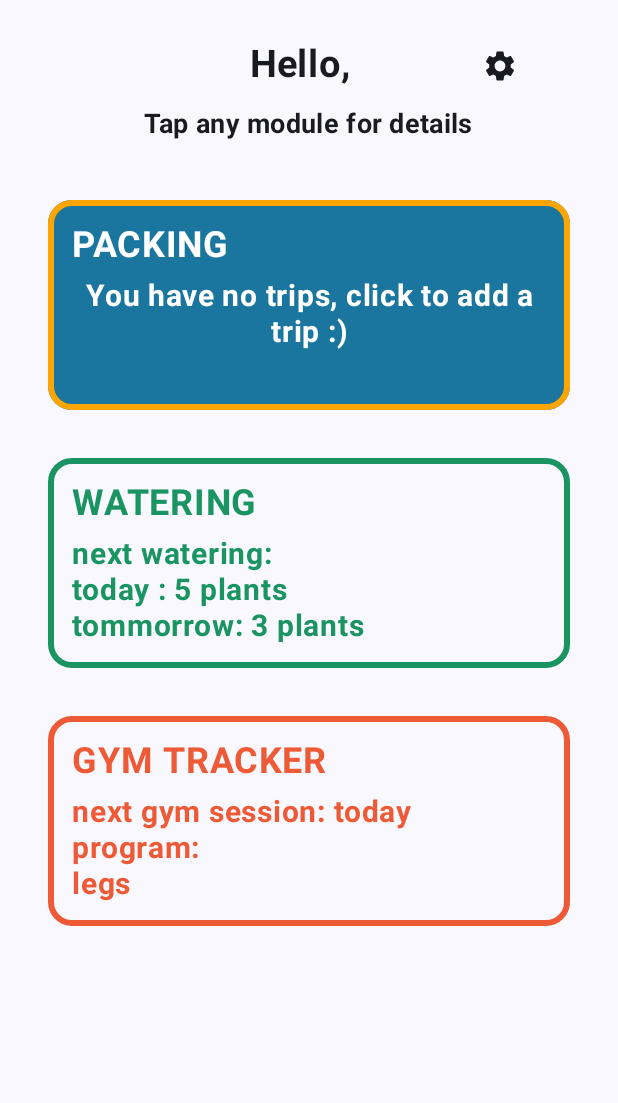
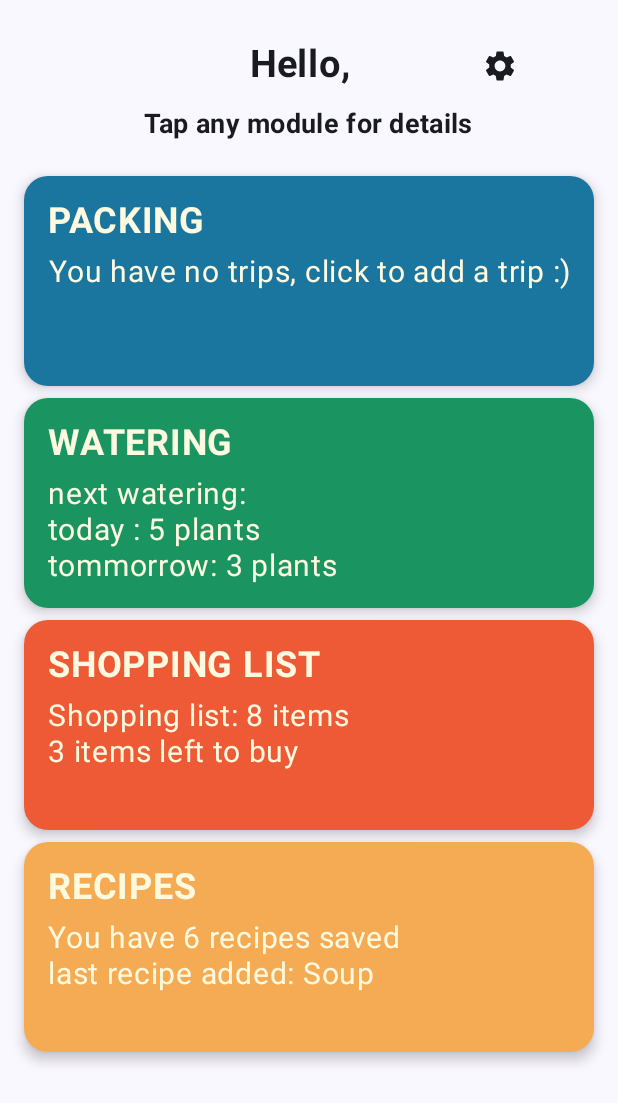
Before and after one commit to lukaschymcak/Android_TaskApp, an Android app built with Jetpack Compose: the home_screen screen opened through its navigation route, on a phone screen of 412 x 824 dp. Shown: the top 1103 px of the screen. Run offline under Robolectric (Android 15) with nearby library versions, the phone set to English and light mode, and no system bars.

Commit message:
ui changes

```diff
--- a/app/src/main/java/com/example/navigation/Modules/BagModule.kt
+++ b/app/src/main/java/com/example/navigation/Modules/BagModule.kt
@@ -15,6 +15,8 @@ import androidx.compose.foundation.shape.RoundedCornerShape
 import androidx.compose.material.icons.Icons
 import androidx.compose.material.icons.filled.Add
 import androidx.compose.material.icons.filled.Delete
+import androidx.compose.material.icons.outlined.Delete
+import androidx.compose.material.icons.twotone.Delete
 import androidx.compose.material3.Button
 import androidx.compose.material3.ButtonDefaults
 import androidx.compose.material3.Card
--- a/app/src/main/java/com/example/navigation/Modules/PackingModule.kt
+++ b/app/src/main/java/com/example/navigation/Modules/PackingModule.kt
@@ -6,17 +6,23 @@ import androidx.compose.foundation.layout.fillMaxWidth
 import androidx.compose.foundation.layout.height
 import androidx.compose.foundation.layout.padding
 import androidx.compose.foundation.shape.RoundedCornerShape
+import androidx.compose.material.icons.Icons
 import androidx.compose.material3.Card
 import androidx.compose.material3.CardDefaults
+import androidx.compose.material3.ElevatedCard
+import androidx.compose.material3.Icon
 import androidx.compose.material3.Text
+import androidx.compose.material3.surfaceColorAtElevation
 import androidx.compose.runtime.Composable
 import androidx.compose.ui.Alignment
 import androidx.compose.ui.Modifier
+import androidx.compose.ui.draw.shadow
 import androidx.compose.ui.graphics.Color
 import androidx.compose.ui.text.font.FontWeight
 import androidx.compose.ui.text.style.TextAlign
 import androidx.compose.ui.unit.dp
 import androidx.compose.ui.unit.sp
+import com.example.navigation.ui.theme.OurBeige
 import com.example.navigation.ui.theme.OurOrange
 import com.example.navigation.ui.theme.OurPackingBlue
 import com.example.navigation.ui.theme.OurYellow
@@ -27,20 +33,23 @@ fun PackingModule(
     onClick: () -> Unit,
     tripName: String?,
     packingPercentage: Int
+) {
 
+    ElevatedCard(
+        elevation = CardDefaults.cardElevation(
+            defaultElevation = 5.dp
+        ),
+        shape = RoundedCornerShape(16.dp),
 
-) {
-    Card(
-        shape = RoundedCornerShape(16.dp),
         colors = CardDefaults.cardColors(
             containerColor = OurPackingBlue,
         ),
         modifier = Modifier
-            .padding(16.dp)
+            .padding(0.dp)
             .fillMaxWidth()
             .height(140.dp)
-            .clickable { onClick() },
-        border = BorderStroke(4.dp, OurOrange)
+            .clickable { onClick() }
+        //border = BorderStroke(5.dp, OurPackingBlue)
     ) {
         Column(
             modifier = Modifier
@@ -53,32 +62,32 @@ fun PackingModule(
                 fontSize = 24.sp,
                 fontWeight = FontWeight.Bold,
                 textAlign = TextAlign.Start,
-                color = Color.White
+                color = OurBeige
             )
             Spacer(modifier = Modifier.height(8.dp))
             if (tripName == null) {
                 Text(
                     text ="You have no trips, click to add a trip :)",
                     fontSize = 20.sp,
-                    fontWeight = FontWeight.Bold,
+                    //fontWeight = FontWeight.Bold,
                     textAlign = TextAlign.Center,
-                    color = Color.White
+                    color = OurBeige
                 )
             } else {
                 Text(
                     text = "Next trip: $tripName",
                     fontSize = 20.sp,
-                    fontWeight = FontWeight.Bold,
+                    //fontWeight = FontWeight.Bold,
                     textAlign = TextAlign.Left,
-                    color = Color.White
+                    color = OurBeige
                 )
                 Spacer(modifier = Modifier.height(8.dp))
                 Text(
                     text = "Packed: $packingPercentage%",
                     fontSize = 20.sp,
-                    fontWeight = FontWeight.Bold,
+                    //fontWeight = FontWeight.Bold,
                     textAlign = TextAlign.Left,
-                    color = Color.White
+                    color = OurBeige
                 )
             }
         }
--- a/app/src/main/java/com/example/navigation/Modules/GymModule.kt
+++ b/app/src/main/java/com/example/navigation/Modules/RecipeModule.kt
@@ -1,4 +1,5 @@
 package com.example.navigation.Modules
+
 
 import androidx.compose.foundation.BorderStroke
 import androidx.compose.foundation.layout.Column
@@ -10,30 +11,35 @@ import androidx.compose.foundation.layout.wrapContentHeight
 import androidx.compose.foundation.shape.RoundedCornerShape
 import androidx.compose.material3.Card
 import androidx.compose.material3.CardDefaults
+import androidx.compose.material3.ElevatedCard
 import androidx.compose.material3.Text
 import androidx.compose.runtime.Composable
 import androidx.compose.ui.Alignment
 import androidx.compose.ui.Modifier
-import androidx.compose.ui.graphics.Color
 import androidx.compose.ui.text.font.FontWeight
 import androidx.compose.ui.text.style.TextAlign
 import androidx.compose.ui.unit.dp
 import androidx.compose.ui.unit.sp
-import com.example.navigation.ui.theme.OurRed
+import com.example.navigation.ui.theme.OurBeige
+import com.example.navigation.ui.theme.OurYellow
 
 
 @Composable
-fun GymModuleExample() {
-    Card(
+fun RecipeModuleExample() {
+    ElevatedCard(
+        elevation = CardDefaults.cardElevation(
+            defaultElevation = 5.dp
+        ),
         shape = RoundedCornerShape(16.dp),
         colors = CardDefaults.cardColors(
-            containerColor = Color.Transparent,
+            containerColor = OurYellow,
         ),
         modifier = Modifier
-            .padding(16.dp)
+            .padding(0.dp)
             .fillMaxWidth()
-            .wrapContentHeight(),
-        border = BorderStroke(4.dp, OurRed)
+            .wrapContentHeight()
+            .height(140.dp),
+        //border = BorderStroke(4.dp, OurYellow)
     ) {
         Column(
             modifier = Modifier
@@ -42,33 +48,26 @@ fun GymModuleExample() {
             horizontalAlignment = Alignment.Start
         ) {
             Text(
-                text = "GYM TRACKER",
+                text = "RECIPES",
                 fontSize = 24.sp,
                 fontWeight = FontWeight.Bold,
                 textAlign = TextAlign.Start,
-                color = OurRed
+                color = OurBeige
             )
             Spacer(modifier = Modifier.height(8.dp))
             Text(
-                text = "next gym session: today",
+                text = "You have 6 recipes saved",
                 fontSize = 20.sp,
-                fontWeight = FontWeight.Bold,
+                //fontWeight = FontWeight.Bold,
                 textAlign = TextAlign.Left,
-                color = OurRed
+                color = OurBeige
             )
             Text(
-                text = "program:",
+                text = "last recipe added: Soup",
                 fontSize = 20.sp,
-                fontWeight = FontWeight.Bold,
+                //fontWeight = FontWeight.Bold,
                 textAlign = TextAlign.Left,
-                color = OurRed
-            )
-            Text(
-                text = "legs",
-                fontSize = 20.sp,
-                fontWeight = FontWeight.Bold,
-                textAlign = TextAlign.Left,
-                color = OurRed
+                color = OurBeige
             )
         }
     }
--- a/app/src/main/java/com/example/navigation/Modules/PillModule.kt
+++ b/app/src/main/java/com/example/navigation/Modules/ShoppingModule.kt
@@ -1,5 +1,4 @@
 package com.example.navigation.Modules
-
 
 import androidx.compose.foundation.BorderStroke
 import androidx.compose.foundation.layout.Column
@@ -11,31 +10,35 @@ import androidx.compose.foundation.layout.wrapContentHeight
 import androidx.compose.foundation.shape.RoundedCornerShape
 import androidx.compose.material3.Card
 import androidx.compose.material3.CardDefaults
+import androidx.compose.material3.ElevatedCard
 import androidx.compose.material3.Text
 import androidx.compose.runtime.Composable
 import androidx.compose.ui.Alignment
 import androidx.compose.ui.Modifier
-import androidx.compose.ui.graphics.Color
 import androidx.compose.ui.text.font.FontWeight
 import androidx.compose.ui.text.style.TextAlign
 import androidx.compose.ui.unit.dp
 import androidx.compose.ui.unit.sp
-import com.example.navigation.ui.theme.OurBlue
-
+import com.example.navigation.ui.theme.OurBeige
+import com.example.navigation.ui.theme.OurRed
 
 
 @Composable
-fun PillModuleExample() {
-    Card(
+fun ShoppingModuleExample() {
+    ElevatedCard(
+        elevation = CardDefaults.cardElevation(
+            defaultElevation = 5.dp
+        ),
         shape = RoundedCornerShape(16.dp),
         colors = CardDefaults.cardColors(
-            containerColor = Color.Transparent,
+            containerColor = OurRed,
         ),
         modifier = Modifier
-            .padding(16.dp)
+            .padding(0.dp)
             .fillMaxWidth()
-            .wrapContentHeight(),
-        border = BorderStroke(4.dp, OurBlue)
+            .wrapContentHeight()
+            .height(140.dp),
+        //border = BorderStroke(4.dp, OurRed)
     ) {
         Column(
             modifier = Modifier
@@ -44,33 +47,26 @@ fun PillModuleExample() {
             horizontalAlignment = Alignment.Start
         ) {
             Text(
-                text = "PILLS",
+                text = "SHOPPING LIST",
                 fontSize = 24.sp,
                 fontWeight = FontWeight.Bold,
                 textAlign = TextAlign.Start,
-                color = OurBlue
+                color = OurBeige
             )
             Spacer(modifier = Modifier.height(8.dp))
             Text(
-                text = "next pill: ",
+                text = "Shopping list: 8 items",
                 fontSize = 20.sp,
-                fontWeight = FontWeight.Bold,
+                //fontWeight = FontWeight.Bold,
                 textAlign = TextAlign.Left,
-                color = OurBlue
+                color = OurBeige
             )
             Text(
-                text = "Ibalgin in 2 hours",
+                text = "3 items left to buy",
                 fontSize = 20.sp,
-                fontWeight = FontWeight.Bold,
+                //fontWeight = FontWeight.Bold,
                 textAlign = TextAlign.Left,
-                color = OurBlue
-            )
-            Text(
-                text = "pills today: 1",
-                fontSize = 20.sp,
-                fontWeight = FontWeight.Bold,
-                textAlign = TextAlign.Left,
-                color = OurBlue
+                color = OurBeige
             )
         }
     }
--- a/app/src/main/java/com/example/navigation/Modules/WateringModule.kt
+++ b/app/src/main/java/com/example/navigation/Modules/WateringModule.kt
@@ -11,6 +11,7 @@ import androidx.compose.foundation.layout.wrapContentHeight
 import androidx.compose.foundation.shape.RoundedCornerShape
 import androidx.compose.material3.Card
 import androidx.compose.material3.CardDefaults
+import androidx.compose.material3.ElevatedCard
 import androidx.compose.material3.Text
 import androidx.compose.runtime.Composable
 import androidx.compose.ui.Alignment
@@ -20,21 +21,25 @@ import androidx.compose.ui.text.font.FontWeight
 import androidx.compose.ui.text.style.TextAlign
 import androidx.compose.ui.unit.dp
 import androidx.compose.ui.unit.sp
+import com.example.navigation.ui.theme.OurBeige
 import com.example.navigation.ui.theme.OurGreen
 
 
 @Composable
 fun WateringModuleExample() {
-    Card(
+    ElevatedCard(
+        elevation = CardDefaults.cardElevation(
+            defaultElevation = 5.dp
+        ),
         shape = RoundedCornerShape(16.dp),
         colors = CardDefaults.cardColors(
-            containerColor = Color.Transparent,
+            containerColor = OurGreen,
         ),
         modifier = Modifier
-            .padding(16.dp)
+            .padding(0.dp)
             .fillMaxWidth()
             .wrapContentHeight(),
-        border = BorderStroke(4.dp, OurGreen)
+        //border = BorderStroke(5.dp, OurGreen)
     ) {
         Column(
             modifier = Modifier
@@ -47,30 +52,30 @@ fun WateringModuleExample() {
                 fontSize = 24.sp,
                 fontWeight = FontWeight.Bold,
                 textAlign = TextAlign.Start,
-                color = OurGreen
+                color = OurBeige
             )
             Spacer(modifier = Modifier.height(8.dp))
             Text(
                 text = "next watering: ",
                 fontSize = 20.sp,
-                fontWeight = FontWeight.Bold,
+                //fontWeight = FontWeight.Bold,
                 textAlign = TextAlign.Left,
-                color = OurGreen
+                color = OurBeige
             )
             Text(
                 text = "today : 5 plants ",
                 fontSize = 20.sp,
-                fontWeight = FontWeight.Bold,
+                //fontWeight = FontWeight.Bold,
 
                 textAlign = TextAlign.Left,
-                color = OurGreen
+                color = OurBeige
             )
             Text(
                 text = "tommorrow: 3 plants",
                 fontSize = 20.sp,
-                fontWeight = FontWeight.Bold,
+                //fontWeight = FontWeight.Bold,
                 textAlign = TextAlign.Left,
-                color = OurGreen
+                color = OurBeige
             )
         }
     }
--- a/app/src/main/java/com/example/navigation/Screens/HomeScreen.kt
+++ b/app/src/main/java/com/example/navigation/Screens/HomeScreen.kt
@@ -16,6 +16,7 @@ import androidx.compose.material3.Text
 import androidx.compose.runtime.Composable
 import androidx.compose.runtime.LaunchedEffect
 import androidx.compose.runtime.getValue
+import androidx.compose.runtime.mutableIntStateOf
 import androidx.compose.runtime.mutableStateOf
 import androidx.compose.runtime.remember
 import androidx.compose.runtime.setValue
@@ -27,7 +28,8 @@ import androidx.compose.ui.unit.sp
 import com.example.navigation.states.HomeScreenState
 import androidx.compose.ui.platform.LocalContext
 import com.example.navigation.DataStoreManager
-import com.example.navigation.Modules.GymModuleExample
+import com.example.navigation.Modules.ShoppingModuleExample
+import com.example.navigation.Modules.RecipeModuleExample
 import com.example.navigation.Modules.WateringModuleExample
 import kotlinx.coroutines.flow.firstOrNull
 
@@ -40,7 +42,7 @@ fun HomeScreen(
     val context = LocalContext.current
     val name by remember { mutableStateOf(HomeScreenState.getName(context)) }
     var closestTrip by remember { mutableStateOf<TripModel?>(null) }
-    var packingPercentage by remember { mutableStateOf(0) }
+    var packingPercentage by remember { mutableIntStateOf(0) }
 
     LaunchedEffect(Unit) {
         val trips = dataStoreManager.getTrips().firstOrNull() ?: emptyList()
@@ -82,17 +84,24 @@ fun HomeScreen(
         )
         Spacer(modifier = Modifier.height(24.dp))
 
+
             PackingModule(
                 onClick = onGoToNextScreen,
                 tripName = closestTrip?.name,
                 packingPercentage = packingPercentage
             )
+        Spacer(modifier = Modifier.height(8.dp))
             WateringModuleExample()
-        GymModuleExample()
+        Spacer(modifier = Modifier.height(8.dp))
+        ShoppingModuleExample()
+        Spacer(modifier = Modifier.height(8.dp))
+        RecipeModuleExample()
+        }
+
 
         Spacer(modifier = Modifier.height(24.dp))
     }
-}
+
 
 fun calculatePackingPercentage(trip: TripModel?): Int {
     if (trip == null) return 0
--- a/app/src/main/java/com/example/navigation/models/ItemModel.kt
+++ b/app/src/main/java/com/example/navigation/models/ItemModel.kt
@@ -11,10 +11,6 @@ data class ItemModel(
     fun getItemName(): String = itemName
     fun getIsChecked(): Boolean = isChecked
 
-    fun toggleChecked() {
-        isChecked = !isChecked
-    }
-
     fun setIsChecked(value: Boolean) {
         isChecked = value
     }
--- a/app/src/main/java/com/example/navigation/ui/theme/Color.kt
+++ b/app/src/main/java/com/example/navigation/ui/theme/Color.kt
@@ -12,10 +12,12 @@ val Pink40 = Color(0xFF7D5260)
 
 val OurYellow = Color(0xFFF5AB54)
 val OurGreen = Color(0xFF1A9562)
+
 val OurRed = Color(0xFFEE5A36)
 val OurBlue = Color(0xFF9FC4E8)
 val OurPurple = Color(0xFFCFA4CC)
 val OurOrange = Color(0xFFffa500)
+val OurBeige = Color(0xfffefae0)
 
 val OurYellowLight = Color(0xFFF9DAB5)
 val OurGreenLight = Color(0xFFA6E7CC)
@@ -24,3 +26,6 @@ val OurBlueLight = Color(0xFFD3E6F8)
 val OurPurpleLight = Color(0xFFF2DAF1)
 
 val OurPackingBlue = Color(0xFF1A759F)
+val OurWateringGreen = Color(0xff697442)
+
+val OurGrey = Color(0xFFe3dbdb)
```
Lines whose indentation alone changed are shown as unchanged.
